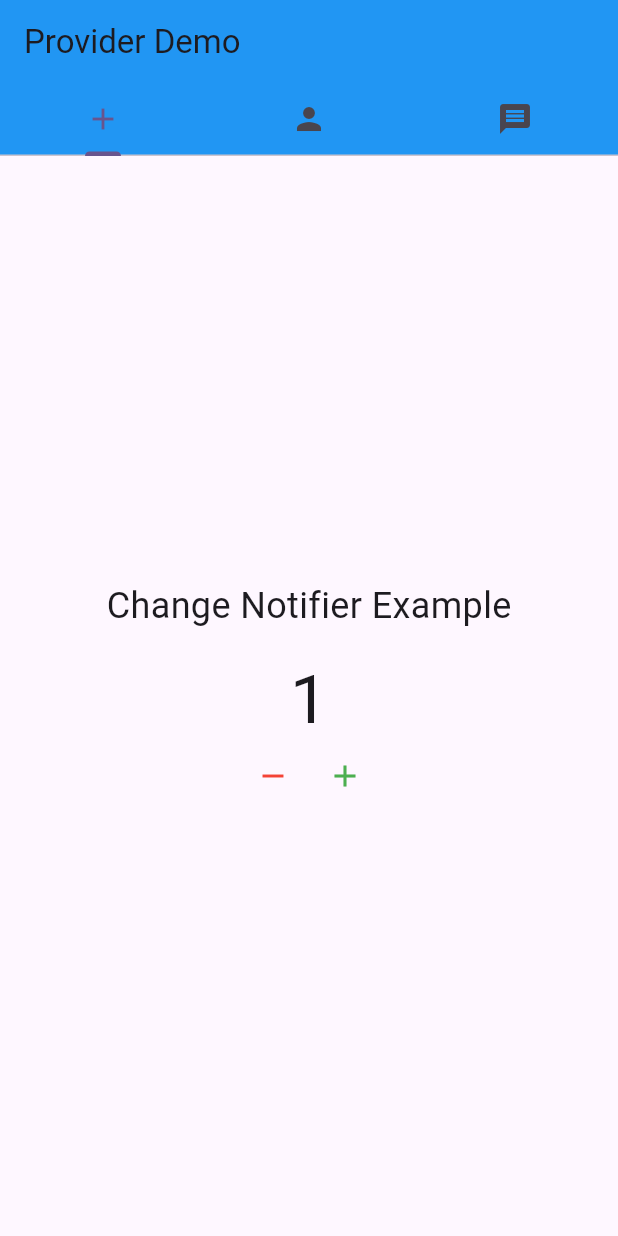
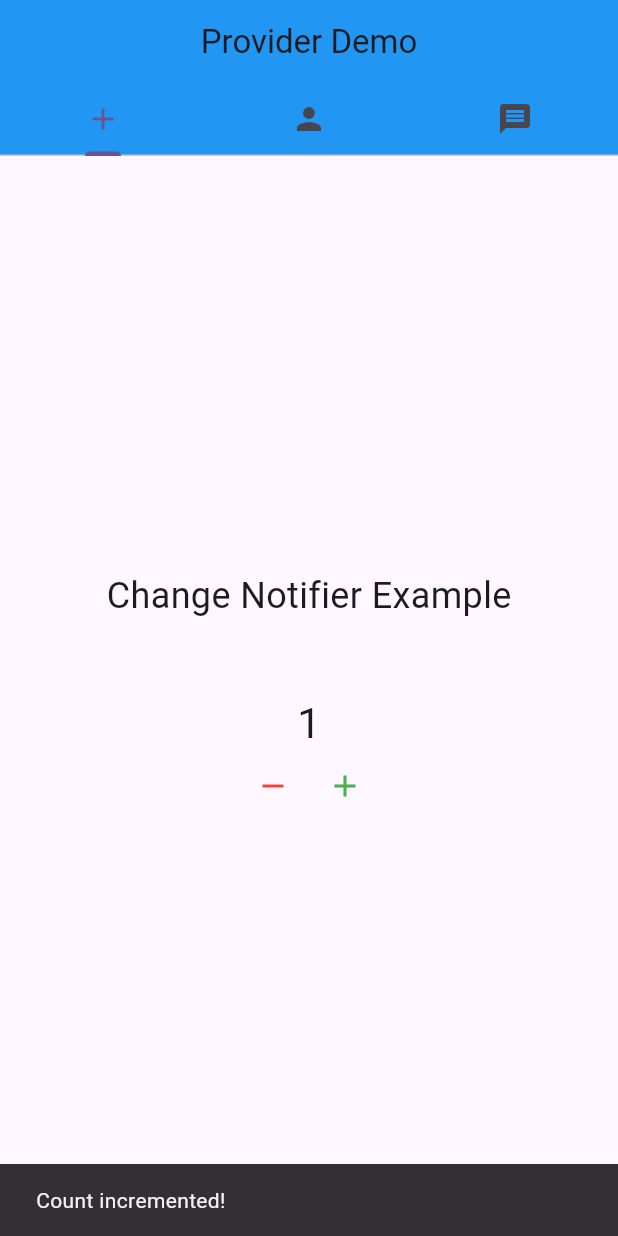
Before and after one commit to TheBaytur/provider_demo, a Flutter app: the screen it shows after launch, after a tap on the "add" icon, on a phone screen of 412 x 824 dp. Run offline on Flutter 3.47's test engine with Material 3 defaults, Android fonts, the phone set to English and light mode, and no system bars.

Commit message:
MyCountPage finished

```diff
--- /dev/null
+++ b/devtools_options.yaml
@@ -0,0 +1,3 @@
+description: This file stores settings for Dart & Flutter DevTools.
+documentation: https://docs.flutter.dev/tools/devtools/extensions#configure-extension-enablement-states
+extensions:
--- a/lib/main.dart
+++ b/lib/main.dart
@@ -1,4 +1,5 @@
 import 'package:flutter/material.dart';
+
 import 'package:provider/provider.dart';
 
 void main() {
@@ -15,6 +16,7 @@ class MyApp extends StatelessWidget {
       title: 'Provider Demo',
 
       theme: ThemeData(
+        primarySwatch: Colors.blue,
         colorScheme: ColorScheme.fromSeed(seedColor: Colors.deepPurple),
       ),
       home: MultiProvider(providers: [
@@ -23,9 +25,12 @@ class MyApp extends StatelessWidget {
       ],
       child: DefaultTabController(
         length: 3,
+        child: DefaultTabController(
+        length: 3,
         child: Scaffold(
           appBar: AppBar(
             title: const Text('Provider Demo'),
+            centerTitle: true,
             backgroundColor: Colors.blue,
             bottom: const TabBar(
               tabs: <Widget>[
@@ -46,6 +51,8 @@ class MyApp extends StatelessWidget {
       ),
       ),
 
+
+      ),
       debugShowCheckedModeBanner: false,
     );
   }
@@ -56,29 +63,50 @@ class MyCountPage extends StatelessWidget {
 
   @override
   Widget build(BuildContext context) {
-    CountProvider _state = Provider.of<CountProvider>(context);
+    CountProvider state = Provider.of<CountProvider>(context);
     return Scaffold(
       body: Center(
         child: Column(
           mainAxisAlignment: MainAxisAlignment.center,
           children: <Widget>[
             Text('Change Notifier Example', style: TextStyle(fontSize: 24)),
-            SizedBox(height: 20),
-            Text('${_state.counterValue}', style: Theme.of(context).textTheme.displayMedium),
+            SizedBox(height: 50),
+            Text('${state.counterValue}',
+            style: Theme.of(context).textTheme.headlineMedium),
             OverflowBar(
               alignment: MainAxisAlignment.center,
               children: <Widget>[
                 IconButton(
                   icon: const Icon(Icons.remove),
                   color: Colors.red,
-                  onPressed: () => _state._decrementCount(),
+                  onPressed: () {
+                    state._decrementCount();
+
+                    if (state.counterValue < 0) {
+                      ScaffoldMessenger.of(context).showSnackBar(
+                        SnackBar(
+                          content: Text('Count cannot be negative!'),
+                          duration: Duration(seconds: 2),
+                        ),
+                      );
+                    }
+                  },
                 ),
                 Consumer<CountProvider>(
                   builder: (context, value, child) {
                     return IconButton(
                   icon: const Icon(Icons.add),
                   color: Colors.green,
-                  onPressed: () => _state._incrementCount(),
+                  onPressed: () {
+
+                    value._incrementCount();
+                    ScaffoldMessenger.of(context).showSnackBar(
+                      SnackBar(
+                        content: Text('Count incremented!'),
+                        duration: Duration(seconds: 2),
+                      ),
+                    );
+                  },
 
                 );
                   },
@@ -95,18 +123,18 @@ class MyCountPage extends StatelessWidget {
 }
 
 class CountProvider extends ChangeNotifier {
-  int _count = 0;
+  int count = 0;
 
-  int get counterValue => _count;
+  int get counterValue => count;
 
   void _incrementCount() {
-    _count++;
+    count++;
     notifyListeners();
   }
 
   void _decrementCount() {
-    if (_count > 0) {
-      _count--;
+    if (count > 0) {
+      count--;
       notifyListeners();
     }
   }
```
